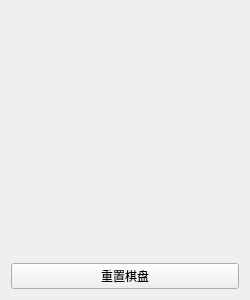
Before: the Qt Designer form Mini-Tools/tictactoewidget.ui in Chrollis/Mini-Tools, drawn with Qt 5.
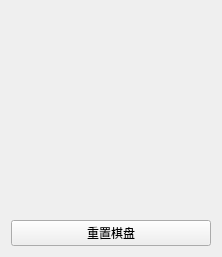
After: the same form once the commit is applied.

Patch:
```diff
--- a/Mini-Tools/tictactoewidget.ui
+++ b/Mini-Tools/tictactoewidget.ui
@@ -6,16 +6,10 @@
    <rect>
     <x>0</x>
     <y>0</y>
-    <width>250</width>
-    <height>300</height>
+    <width>222</width>
+    <height>257</height>
    </rect>
   </property>
-  <property name="minimumSize">
-   <size>
-    <width>250</width>
-    <height>300</height>
-   </size>
-  </property>
   <property name="windowTitle">
    <string>Form</string>
   </property>
```
